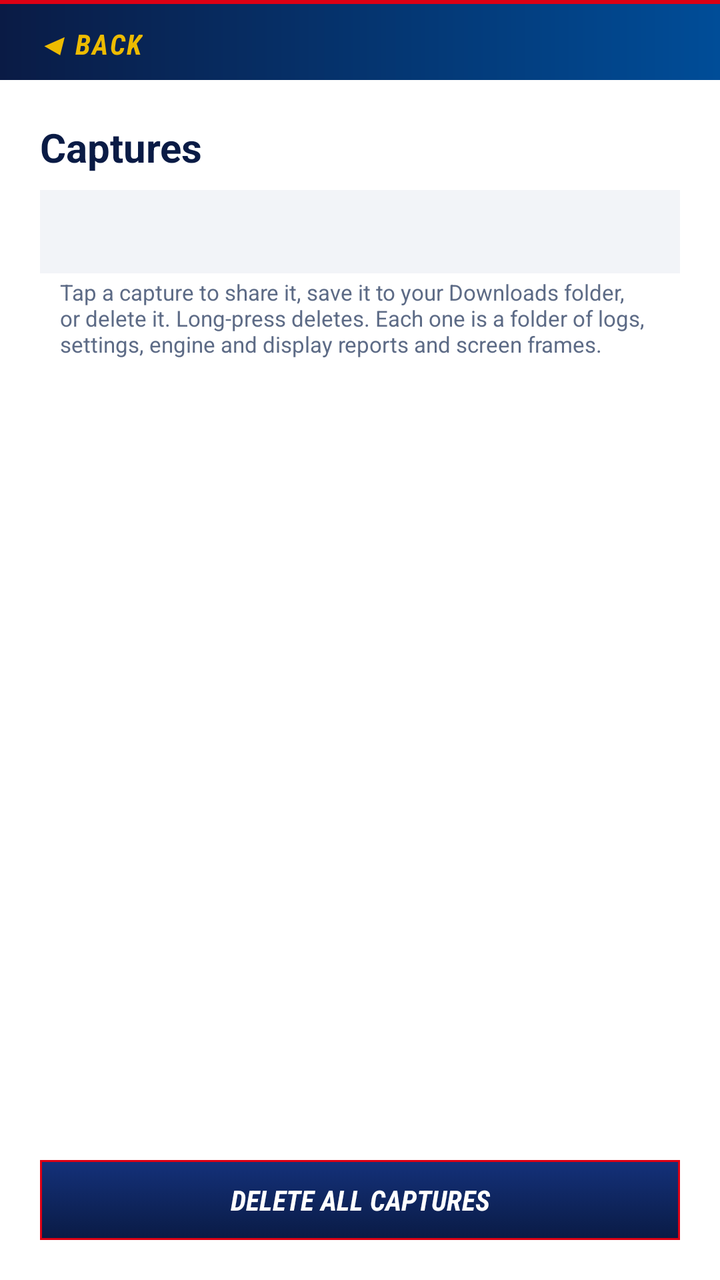
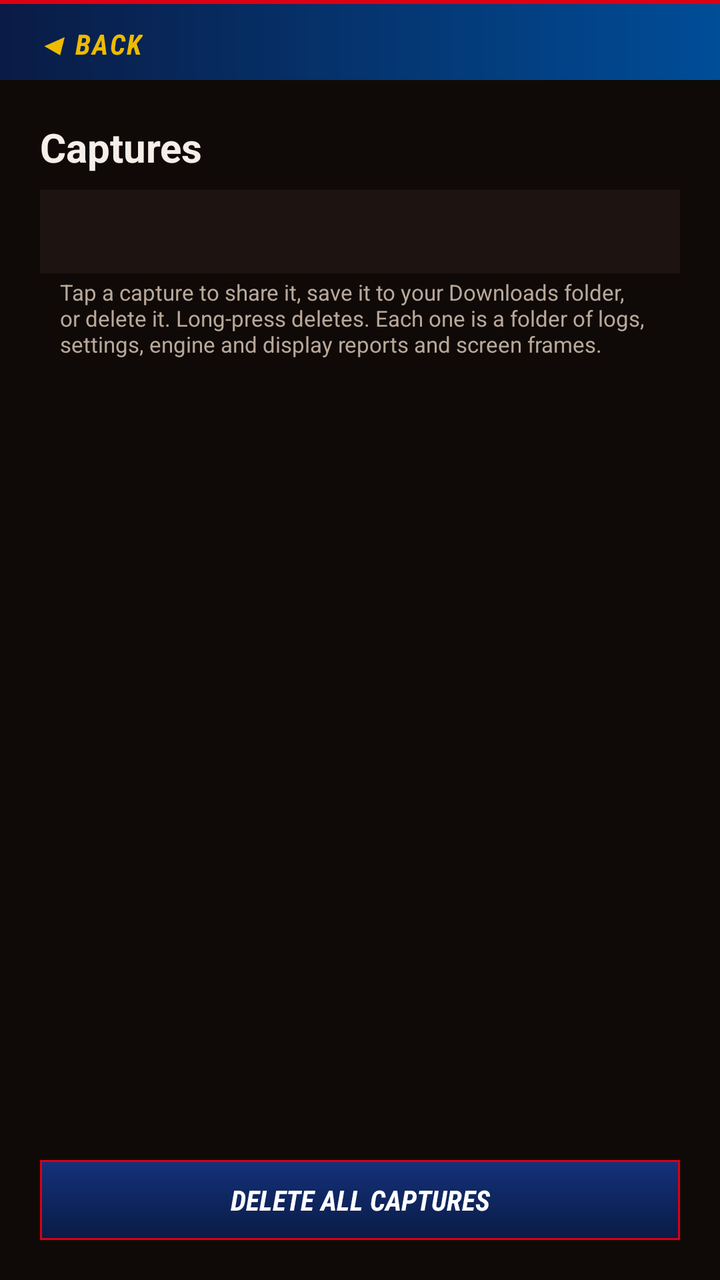

The first picture is an Android layout as it rendered before a commit; the second is the same layout after the commit. The layout source and the unified diff follow.
<!-- AndroidManifest.xml: application theme Theme.PES17 -->
<!-- res/layout/activity_captures.xml -->
<?xml version="1.0" encoding="utf-8"?>
<LinearLayout xmlns:android="http://schemas.android.com/apk/res/android"
    android:layout_width="match_parent"
    android:layout_height="match_parent"
    android:orientation="vertical"
    android:background="@color/pes_page">

    <include layout="@layout/view_back_bar" />

    <LinearLayout
        android:layout_width="match_parent"
        android:layout_height="0dp"
        android:layout_weight="1"
        android:orientation="vertical"
        android:padding="20dp">

        <TextView
            android:layout_width="match_parent"
            android:layout_height="wrap_content"
            android:text="@string/captures_title"
            android:textColor="@color/pes_navy"
            android:textSize="20sp"
            android:textStyle="bold" />

        <TextView
            android:id="@+id/captures_summary"
            android:layout_width="match_parent"
            android:layout_height="wrap_content"
            android:layout_marginTop="8dp"
            android:background="@color/pes_panel"
            android:padding="12dp"
            android:textColor="@color/pes_text"
            android:textSize="13sp" />

        <TextView
            style="@style/SettingHint"
            android:layout_width="match_parent"
            android:layout_height="wrap_content"
            android:text="@string/captures_hint" />

        <ListView
            android:id="@+id/captures_list"
            android:layout_width="match_parent"
            android:layout_height="0dp"
            android:layout_weight="1"
            android:layout_marginTop="12dp"
            android:divider="@color/pes_line"
            android:dividerHeight="1dp" />

        <Button
            android:id="@+id/captures_clear"
            android:layout_width="match_parent"
            android:layout_height="wrap_content"
            android:layout_marginTop="8dp"
            android:text="@string/captures_clear_all" />
    </LinearLayout>
</LinearLayout>
<!-- res/layout/view_back_bar.xml (included above) -->
<?xml version="1.0" encoding="utf-8"?>
<LinearLayout xmlns:android="http://schemas.android.com/apk/res/android"
    android:layout_width="match_parent"
    android:layout_height="wrap_content"
    android:background="@drawable/bg_panel_title"
    android:gravity="center_vertical"
    android:orientation="horizontal"
    android:paddingStart="8dp"
    android:paddingEnd="8dp"
    android:paddingTop="4dp">

    <Button
        android:id="@+id/back_button"
        style="@style/BackButton"
        android:layout_width="wrap_content"
        android:layout_height="wrap_content"
        android:text="@string/back" />

</LinearLayout>
<!-- resources referenced by this layout -->
<resources>
  <color name="pes_line">#C9D1DE</color>
  <color name="pes_navy">#0A1B45</color>
  <color name="pes_page">#FFFFFF</color>
  <color name="pes_panel">#F2F4F8</color>
  <color name="pes_text">#0A1B45</color>
  <!-- drawable bg_panel_title (drawable) -->
  <?xml version="1.0" encoding="utf-8"?>
  <layer-list xmlns:android="http://schemas.android.com/apk/res/android">
      <item>
          <shape android:shape="rectangle">
              <gradient android:angle="0" android:startColor="#0A1B45" android:endColor="#004D98" />
          </shape>
      </item>
      <item android:gravity="top" android:height="2dp">
          <shape android:shape="rectangle">
              <solid android:color="#DC0014" />
          </shape>
      </item>
  </layer-list>
  <string name="back">◀  Back</string>
  <string name="captures_clear_all">Delete all captures</string>
  <string name="captures_hint">Tap a capture to share it, save it to your Downloads folder, or delete it. Long-press deletes. Each one is a folder of logs, settings, engine and display reports and screen frames.</string>
  <string name="captures_title">Captures</string>
  <style name="BackButton">
          <item name="android:background">@android:color/transparent</item>
          <item name="android:minHeight">36dp</item>
          <item name="android:minWidth">0dp</item>
          <item name="android:paddingStart">10dp</item>
          <item name="android:paddingEnd">14dp</item>
          <item name="android:textColor">@color/pes_gold</item>
          <item name="android:textSize">14sp</item>
          <item name="android:textStyle">bold|italic</item>
          <item name="android:textAllCaps">true</item>
          <item name="android:fontFamily">sans-serif-condensed</item>
          <item name="android:letterSpacing">0.06</item>
          <item name="android:stateListAnimator">@null</item>
      </style>
  <style name="SettingHint">
          <item name="android:paddingStart">10dp</item>
          <item name="android:paddingTop">2dp</item>
          <item name="android:paddingBottom">4dp</item>
          <item name="android:textColor">@color/pes_muted</item>
          <item name="android:textSize">11sp</item>
      </style>
  <style name="Theme.PES17" parent="Theme.AppCompat.Light.NoActionBar">
          <item name="android:windowBackground">@color/pes_page</item>
          <item name="colorPrimary">@color/pes_navy</item>
          <item name="colorPrimaryDark">@color/pes_navy</item>
          <item name="colorAccent">@color/pes_red</item>
          <item name="colorControlActivated">@color/pes_red</item>
          <item name="android:textColorPrimary">@color/pes_text</item>
          <item name="android:textColorSecondary">@color/pes_muted</item>
          <item name="buttonStyle">@style/PanelButton</item>
          <item name="android:buttonStyle">@style/PanelButton</item>
      </style>
  <color name="pes_gold">#EDBB00</color>
  <color name="pes_muted">#5D6B86</color>
  <color name="pes_red">#DC0014</color>
  <style name="PanelButton" parent="Widget.AppCompat.Button">
          <item name="android:background">@drawable/bg_button_action</item>
          <item name="android:textColor">@color/pes_on_dark</item>
          <item name="android:textStyle">bold|italic</item>
          <item name="android:fontFamily">sans-serif-condensed</item>
          <item name="android:minHeight">40dp</item>
          <item name="android:stateListAnimator">@null</item>
      </style>
  <color name="pes_on_dark">#FFFFFF</color>
  <!-- unchanged entries left out for length: 1 -->
</resources>

<!-- the commit's change to res/layout/activity_captures.xml (unified diff, before → after) -->
@@ -18,7 +18,7 @@
             android:layout_width="match_parent"
             android:layout_height="wrap_content"
             android:text="@string/captures_title"
-            android:textColor="@color/pes_navy"
+            android:textColor="@color/pes_text"
             android:textSize="20sp"
             android:textStyle="bold" />
 
<!-- resource entries referenced after the edit -->
@@ -1,10 +1,10 @@
 <!-- resources referenced by this layout -->
 <resources>
-  <color name="pes_line">#C9D1DE</color>
+  <color name="pes_line">#42322A</color>
   <color name="pes_navy">#0A1B45</color>
-  <color name="pes_page">#FFFFFF</color>
-  <color name="pes_panel">#F2F4F8</color>
-  <color name="pes_text">#0A1B45</color>
+  <color name="pes_page">#0F0A08</color>
+  <color name="pes_panel">#1D1411</color>
+  <color name="pes_text">#F6EEE8</color>
   <!-- drawable bg_panel_title (drawable) -->
   <?xml version="1.0" encoding="utf-8"?>
   <layer-list xmlns:android="http://schemas.android.com/apk/res/android">
@@ -56,8 +56,8 @@
           <item name="android:buttonStyle">@style/PanelButton</item>
       </style>
   <color name="pes_gold">#EDBB00</color>
-  <color name="pes_muted">#5D6B86</color>
-  <color name="pes_red">#DC0014</color>
+  <color name="pes_muted">#B9A89A</color>
+  <color name="pes_red">#FF3B2F</color>
   <style name="PanelButton" parent="Widget.AppCompat.Button">
           <item name="android:background">@drawable/bg_button_action</item>
           <item name="android:textColor">@color/pes_on_dark</item>
